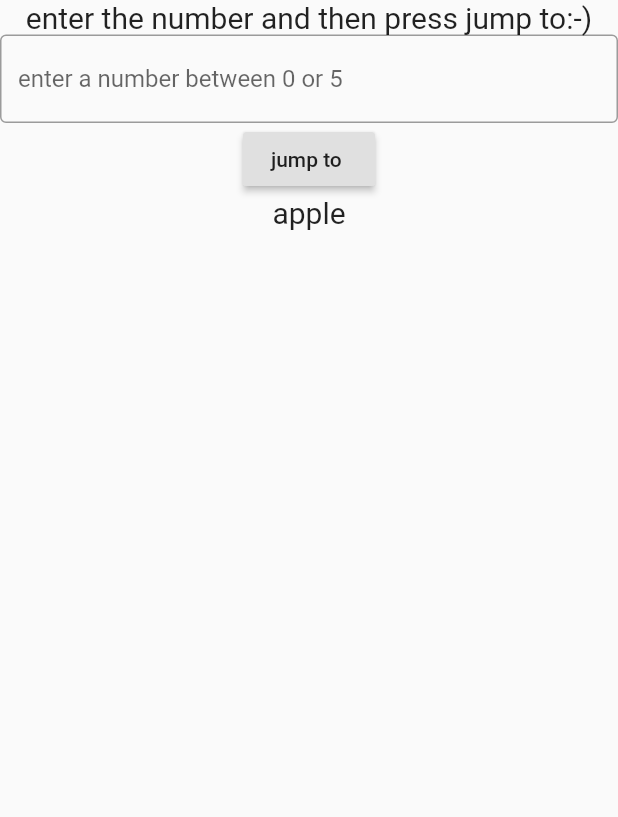
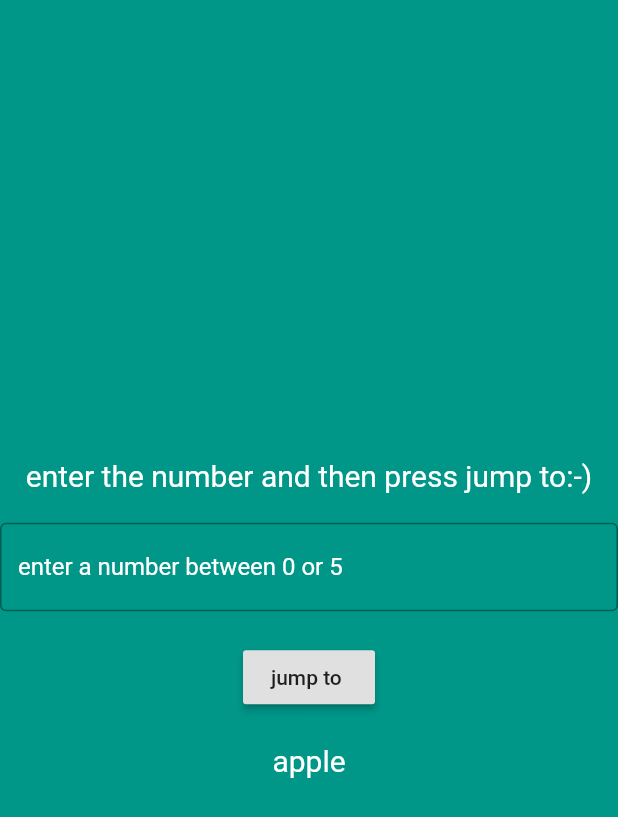
Before and after one commit to fawrama/Dart-lists, a Flutter app: the screen it shows after launch, on a phone screen of 412 x 824 dp. Shown: the top 817 px of the screen. Run offline on Flutter 3.47's test engine with Material 2 defaults, Android fonts, the light colour scheme and no system bars.

Commit message:
adding colors to the interface

```diff
--- a/lib/main.dart
+++ b/lib/main.dart
@@ -19,18 +19,29 @@ class _MyAppState extends State<MyApp> {
   Widget build(BuildContext context) {
     return MaterialApp(
       home: Scaffold(
+        backgroundColor: Colors.teal,
         body: SafeArea(
           child: Column(
+            mainAxisAlignment: MainAxisAlignment.center,
             children: [
               Text(
                 'enter the number and then press jump to:-)',
-                style: TextStyle(fontSize: 20),
+                style: TextStyle(fontSize: 20, color: Colors.white),
+              ),
+              Container(
+                height: 20,
               ),
               TextField(
+                style: TextStyle(color: Colors.white),
                 decoration: InputDecoration(
                     border: OutlineInputBorder(),
-                    hintText: 'enter a number between 0 or 5 '),
+                    hintText: 'enter a number between 0 or 5 ',
+                    hintStyle: TextStyle(color: Colors.white)),
                 onChanged: (value) => x = value,
+                cursorColor: Colors.white,
+              ),
+              Container(
+                height: 20,
               ),
               RaisedButton(
                 onPressed: () {
@@ -41,10 +52,14 @@ class _MyAppState extends State<MyApp> {
                     if (i < 0) i = 0;
                   });
                 },
-                  child: Text('jump to ')),
+                child: Text('jump to '),
+              ),
+              Container(
+                height: 20,
+              ),
               Text(
                 friuts[i],
-                style: TextStyle(fontSize: 20),
+                style: TextStyle(fontSize: 20, color: Colors.white),
               )
             ],
           ),
```
Lines whose indentation alone changed are shown as unchanged.
